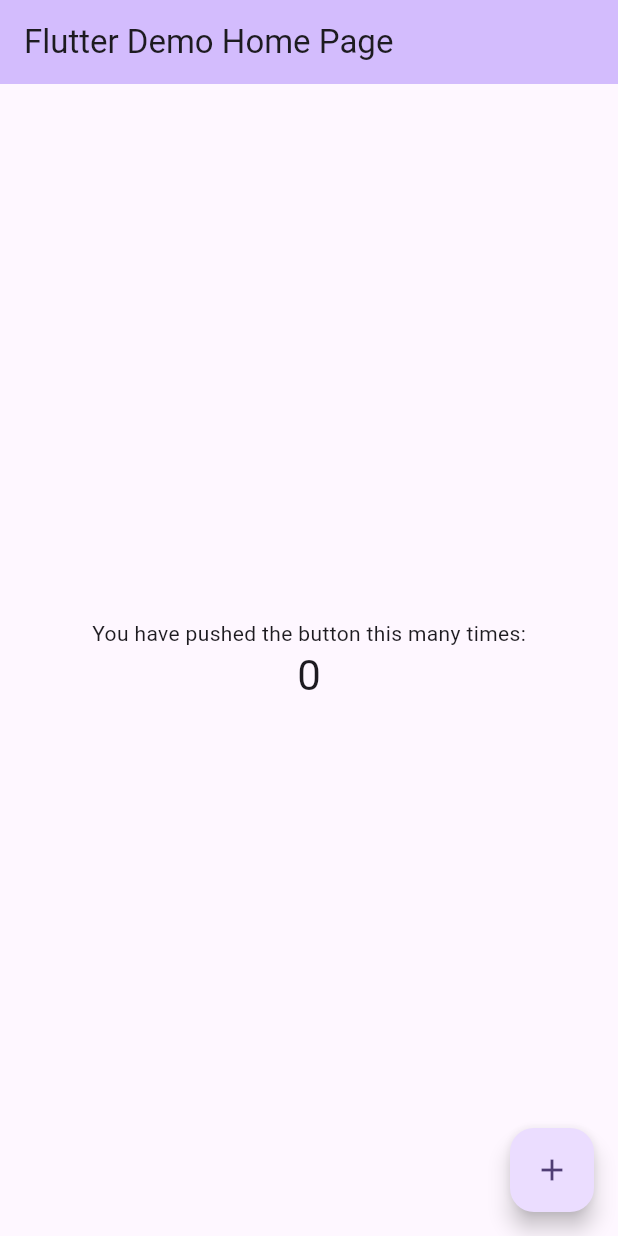
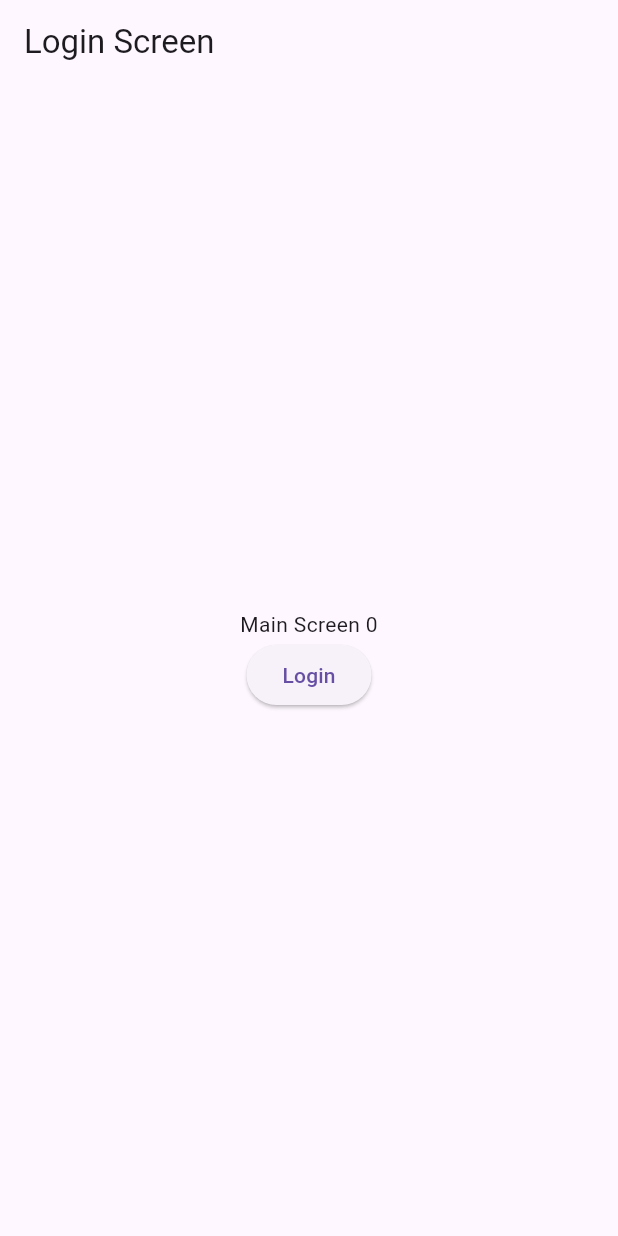
Before and after one commit to NureSorokinVadym/apz-pzpi-21-4-sorokin-vadym, a Flutter app: the screen it shows after launch, on a phone screen of 412 x 824 dp. Run offline on Flutter 3.47's test engine with Material 3 defaults, Android fonts, the phone set to English and light mode, and no system bars; our stand-ins replace freezed_annotation, go_router, hooks_riverpod, riverpod, riverpod_annotation, shared_preferences; generated files the repository leaves out were written again.

Commit message:
Finis experements

```diff
--- a/Task4/sport_changer/analysis_options.yaml
+++ b/Task4/sport_changer/analysis_options.yaml
@@ -26,3 +26,7 @@ linter:
 
 # Additional information about this file can be found at
 # https://dart.dev/guides/language/analysis-options
+
+analyzer:
+  plugins:
+    - custom_lint
--- a/Task4/sport_changer/lib/main.dart
+++ b/Task4/sport_changer/lib/main.dart
@@ -1,125 +1,22 @@
 import 'package:flutter/material.dart';
+import 'package:hooks_riverpod/hooks_riverpod.dart';
+
+import './presentation/router/router.dart';
 
 void main() {
-  runApp(const MyApp());
+  runApp(const ProviderScope(child: MyApp()));
 }
 
-class MyApp extends StatelessWidget {
+class MyApp extends ConsumerWidget {
   const MyApp({super.key});
 
-  // This widget is the root of your application.
   @override
-  Widget build(BuildContext context) {
-    return MaterialApp(
-      title: 'Flutter Demo',
-      theme: ThemeData(
-        // This is the theme of your application.
-        //
-        // TRY THIS: Try running your application with "flutter run". You'll see
-        // the application has a purple toolbar. Then, without quitting the app,
-        // try changing the seedColor in the colorScheme below to Colors.green
-        // and then invoke "hot reload" (save your changes or press the "hot
-        // reload" button in a Flutter-supported IDE, or press "r" if you used
-        // the command line to start the app).
-        //
-        // Notice that the counter didn't reset back to zero; the application
-        // state is not lost during the reload. To reset the state, use hot
-        // restart instead.
-        //
-        // This works for code too, not just values: Most code changes can be
-        // tested with just a hot reload.
-        colorScheme: ColorScheme.fromSeed(seedColor: Colors.deepPurple),
-        useMaterial3: true,
-      ),
-      home: const MyHomePage(title: 'Flutter Demo Home Page'),
+  Widget build(BuildContext context, WidgetRef ref) {
+    final router = ref.watch(routerProvider);
+
+    return MaterialApp.router(
+      routerConfig: router,
+      title: "Riverpod GoRouter Example",
     );
   }
 }
-
-class MyHomePage extends StatefulWidget {
-  const MyHomePage({super.key, required this.title});
-
-  // This widget is the home page of your application. It is stateful, meaning
-  // that it has a State object (defined below) that contains fields that affect
-  // how it looks.
-
-  // This class is the configuration for the state. It holds the values (in this
-  // case the title) provided by the parent (in this case the App widget) and
-  // used by the build method of the State. Fields in a Widget subclass are
-  // always marked "final".
-
-  final String title;
-
-  @override
-  State<MyHomePage> createState() => _MyHomePageState();
-}
-
-class _MyHomePageState extends State<MyHomePage> {
-  int _counter = 0;
-
-  void _incrementCounter() {
-    setState(() {
-      // This call to setState tells the Flutter framework that something has
-      // changed in this State, which causes it to rerun the build method below
-      // so that the display can reflect the updated values. If we changed
-      // _counter without calling setState(), then the build method would not be
-      // called again, and so nothing would appear to happen.
-      _counter++;
-    });
-  }
-
-  @override
-  Widget build(BuildContext context) {
-    // This method is rerun every time setState is called, for instance as done
-    // by the _incrementCounter method above.
-    //
-    // The Flutter framework has been optimized to make rerunning build methods
-    // fast, so that you can just rebuild anything that needs updating rather
-    // than having to individually change instances of widgets.
-    return Scaffold(
-      appBar: AppBar(
-        // TRY THIS: Try changing the color here to a specific color (to
-        // Colors.amber, perhaps?) and trigger a hot reload to see the AppBar
-        // change color while the other colors stay the same.
-        backgroundColor: Theme.of(context).colorScheme.inversePrimary,
-        // Here we take the value from the MyHomePage object that was created by
-        // the App.build method, and use it to set our appbar title.
-        title: Text(widget.title),
-      ),
-      body: Center(
-        // Center is a layout widget. It takes a single child and positions it
-        // in the middle of the parent.
-        child: Column(
-          // Column is also a layout widget. It takes a list of children and
-          // arranges them vertically. By default, it sizes itself to fit its
-          // children horizontally, and tries to be as tall as its parent.
-          //
-          // Column has various properties to control how it sizes itself and
-          // how it positions its children. Here we use mainAxisAlignment to
-          // center the children vertically; the main axis here is the vertical
-          // axis because Columns are vertical (the cross axis would be
-          // horizontal).
-          //
-          // TRY THIS: Invoke "debug painting" (choose the "Toggle Debug Paint"
-          // action in the IDE, or press "p" in the console), to see the
-          // wireframe for each widget.
-          mainAxisAlignment: MainAxisAlignment.center,
-          children: <Widget>[
-            const Text(
-              'You have pushed the button this many times:',
-            ),
-            Text(
-              '$_counter',
-              style: Theme.of(context).textTheme.headlineMedium,
-            ),
-          ],
-        ),
-      ),
-      floatingActionButton: FloatingActionButton(
-        onPressed: _incrementCounter,
-        tooltip: 'Increment',
-        child: const Icon(Icons.add),
-      ), // This trailing comma makes auto-formatting nicer for build methods.
-    );
-  }
-}
--- /dev/null
+++ b/Task4/sport_changer/lib/presentation/router/router.dart
@@ -0,0 +1,61 @@
+import 'package:flutter/material.dart';
+import 'package:riverpod_annotation/riverpod_annotation.dart';
+import 'package:go_router/go_router.dart';
+import 'package:sport_changer/presentation/screens/main_screen.dart';
+import 'package:sport_changer/application/controllers/auth.dart';
+
+part 'router.g.dart';
+
+@riverpod
+GoRouter router(RouterRef ref) {
+  final routerKey = GlobalKey<NavigatorState>(debugLabel: 'routerState');
+  final isAuth = ValueNotifier(const AsyncValue.data(false));
+  ref
+    ..listen(
+        authInfoControlerProvider
+            .select((value) => value.whenData((value) => value?.token)),
+        (state, nextValue) {
+      isAuth.value = AsyncValue.data(nextValue.when(
+          data: (value) => value != null,
+          loading: () => false,
+          error: (_, __) => false));
+      print("Hello from update with state: $state\n and nextValue: $nextValue");
+      print("isAuth: ${isAuth.value}");
+      print("isAuth: ${isAuth.value.requireValue}");
+    })
+    ..onDispose(isAuth.dispose);
+
+  final _router = GoRouter(
+    navigatorKey: routerKey,
+    initialLocation: '/',
+    refreshListenable: isAuth,
+    redirect: (context, state) {
+      print("State: ${state.fullPath}");
+      if (isAuth.value.requireValue && state.fullPath == "/") {
+        return "/second";
+      }
+      if (!isAuth.value.requireValue && state.fullPath != "/") {
+        return "/";
+      }
+      return null;
+    },
+    routes: [
+      GoRoute(
+        path: '/',
+        builder: (context, state) => const MainScreen(),
+      ),
+      GoRoute(
+        path: '/second',
+        builder: (context, state) => const SecondScreen(),
+      ),
+      GoRoute(
+        path: '/third',
+        builder: (context, state) => ThirdScreen(),
+      ),
+    ],
+  );
+
+  ref.onDispose(_router.dispose);
+
+  return _router;
+}
--- /dev/null
+++ b/Task4/sport_changer/lib/presentation/screens/main_screen.dart
@@ -0,0 +1,106 @@
+import "package:flutter/material.dart";
+import "package:hooks_riverpod/hooks_riverpod.dart";
+import "package:go_router/go_router.dart";
+
+import 'package:sport_changer/application/controllers/auth.dart';
+
+class MainScreen extends ConsumerWidget {
+  const MainScreen({super.key});
+
+  @override
+  Widget build(BuildContext context, WidgetRef ref) {
+    final counter = ref.watch(counterProvider);
+
+    return Scaffold(
+      appBar: AppBar(
+        title: const Text("Login Screen"),
+      ),
+      body: Center(
+        child: Column(
+          mainAxisAlignment: MainAxisAlignment.center,
+          children: [
+            Text("Main Screen $counter"),
+            ElevatedButton(
+              onPressed: () {
+                ref.read(authInfoControlerProvider.notifier).setToken("token");
+              },
+              child: const Text("Login"),
+            ),
+          ],
+        ),
+      ),
+    );
+  }
+}
+
+class SecondScreen extends ConsumerWidget {
+  const SecondScreen({super.key});
+
+  @override
+  Widget build(BuildContext context, WidgetRef ref) {
+    final counter = ref.watch(counterProvider);
+
+    return Scaffold(
+      appBar: AppBar(
+        title: const Text("User Screen"),
+      ),
+      body: Center(
+        child: Column(
+          mainAxisAlignment: MainAxisAlignment.center,
+          children: [
+            Text("Second Screen $counter"),
+            ElevatedButton(
+              onPressed: () {
+                context.push("/third");
+              },
+              child: const Text("Go to Counter change screen"),
+            ),
+            TextButton(
+              onPressed: () {
+                ref.read(authInfoControlerProvider.notifier).deleteToken();
+              },
+              child: const Text("Log out"),
+            ),
+          ],
+        ),
+      ),
+    );
+  }
+}
+
+class ThirdScreen extends ConsumerWidget {
+  ThirdScreen({super.key});
+
+  @override
+  Widget build(BuildContext context, WidgetRef ref) {
+    final counter = ref.watch(counterProvider);
+
+    return Scaffold(
+      appBar: AppBar(
+        title: const Text("Third Screen"),
+        actions: [
+          IconButton(
+            onPressed: () {
+              context.pop();
+            },
+            icon: const Icon(Icons.arrow_back),
+          ),
+        ],
+      ),
+      body: Center(
+        child: Column(
+          mainAxisAlignment: MainAxisAlignment.center,
+          children: [
+            const Text("Counter Screen"),
+            ElevatedButton(
+              onPressed: () {
+                ref.read(counterProvider.notifier).state++;
+              },
+              child: Text("Counter (click me): $counter"),
+            ),
+          ],
+        ),
+      ),
+    );
+  }
+}
```
Also changed, not shown: Task4/sport_changer/lib/application/controllers/auth.dart (added, +46 -0 lines), Task4/sport_changer/lib/domain/auth.dart (added, +10 -0 lines), Task4/sport_changer/pubspec.yaml (+14 -0 lines), Task4/sport_changer/lib/application/controllers/auth.g.dart (added), Task4/sport_changer/lib/domain/auth.freezed.dart (added), Task4/sport_changer/lib/domain/counter.dart (added), Task4/sport_changer/lib/presentation/router/router.g.dart (added), Task4/sport_changer/pubspec.lock, 1 other file.
